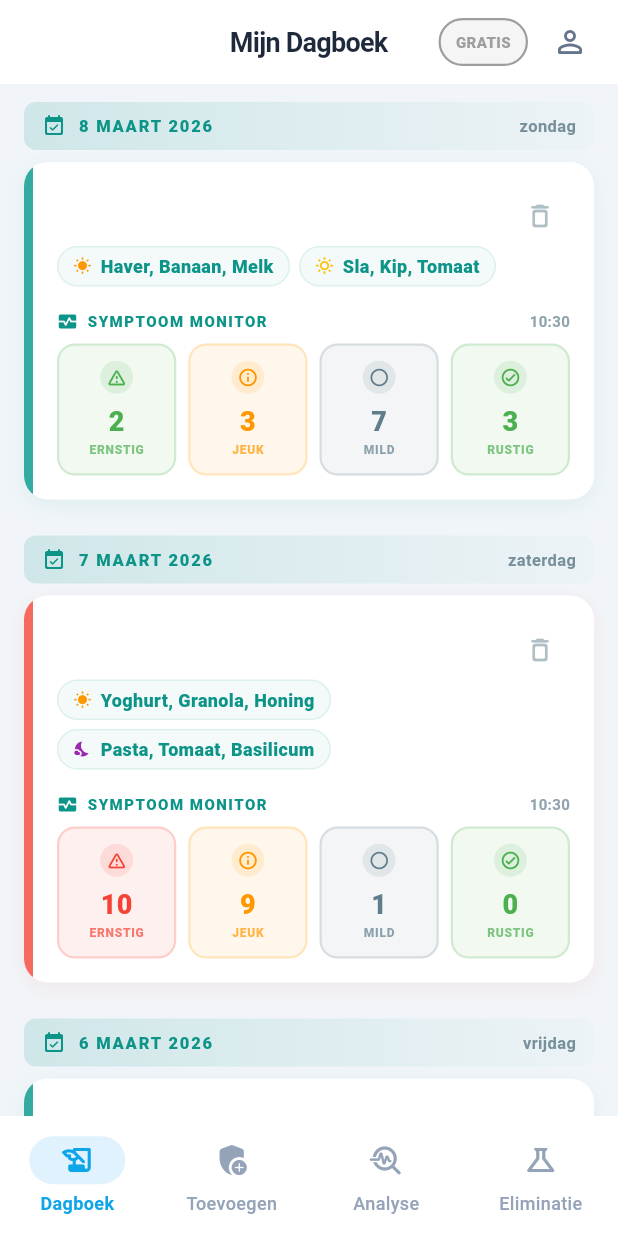
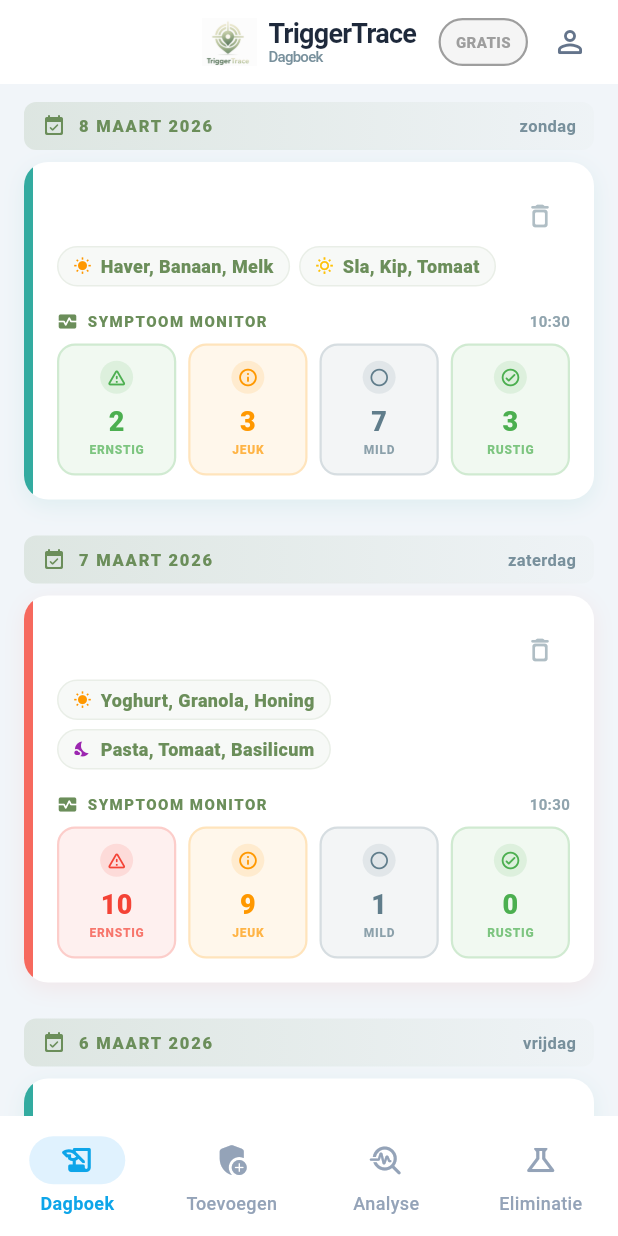
Before and after one commit to RObzegt/EczemaCare, a Flutter app: the screen it shows after launch, on a phone screen of 412 x 824 dp. Run offline on Flutter 3.47's test engine with Material 3 defaults, Android fonts, the phone set to English and light mode, and no system bars; our stand-ins replace fl_chart, shared_preferences.

Commit message:
Add TriggerTrace logo branding to all screens
- Add logo.png to assets/images
- Create reusable AppLogo widget
- Update all main screen AppBars with logo + subtitle
- Change app name to TriggerTrace
- Update color scheme to sage green
- Update Android label

```diff
--- a/lib/main.dart
+++ b/lib/main.dart
@@ -19,17 +19,17 @@ class GezondheidsTrackerApp extends StatelessWidget {
   @override
   Widget build(BuildContext context) {
     final colorScheme = ColorScheme.fromSeed(
-      seedColor: const Color(0xFF0D9488), // Professional Teal (Medical/Health)
-      primary: const Color(0xFF0D9488),
-      secondary: const Color(0xFF0891B2), // Cyan accent
-      tertiary: const Color(0xFFF43F5E), // Professional Rose for warnings
+      seedColor: const Color(0xFF6B8E5A), // TriggerTrace sage green
+      primary: const Color(0xFF6B8E5A),
+      secondary: const Color(0xFF8FAF7E), // Light sage accent
+      tertiary: const Color(0xFFF43F5E), // Rose for warnings
       brightness: Brightness.light,
     );
 
     return ChangeNotifierProvider(
       create: (context) => DagboekProvider(),
       child: MaterialApp(
-        title: 'Gezondheids Tracker',
+        title: 'TriggerTrace',
         debugShowCheckedModeBanner: false,
         theme: ThemeData(
           colorScheme: colorScheme,
--- a/lib/screens/analyse_screen.dart
+++ b/lib/screens/analyse_screen.dart
@@ -6,6 +6,7 @@ import '../models/analyse_resultaat.dart';
 import '../models/dagboek_entry.dart';
 import 'grafiek_view.dart';
 import '../widgets/home_button.dart';
+import '../widgets/app_logo.dart';
 
 class AnalyseScreen extends StatefulWidget {
   const AnalyseScreen({super.key});
@@ -21,7 +22,7 @@ class _AnalyseScreenState extends State<AnalyseScreen> {
   Widget build(BuildContext context) {
     return Scaffold(
       appBar: AppBar(
-        title: const Text('Gezondheids Analyse'),
+        title: const AppLogo(subtitle: 'Analyse'),
         actions: const [
           HomeButton(),
         ],
--- a/lib/screens/dagboek_screen.dart
+++ b/lib/screens/dagboek_screen.dart
@@ -6,6 +6,7 @@ import 'package:intl/intl.dart';
 import 'analyse_screen.dart';
 import 'bewerk_screen.dart';
 import 'profiel_screen.dart';
+import '../widgets/app_logo.dart';
 
 class DagboekScreen extends StatelessWidget {
   const DagboekScreen({super.key});
@@ -14,7 +15,7 @@ class DagboekScreen extends StatelessWidget {
   Widget build(BuildContext context) {
     return Scaffold(
       appBar: AppBar(
-        title: const Text('Mijn Dagboek'),
+        title: const AppLogo(subtitle: 'Dagboek'),
         actions: [
           _SubscriptionToggle(),
           Padding(
--- a/lib/screens/eliminatie_screen.dart
+++ b/lib/screens/eliminatie_screen.dart
@@ -3,6 +3,7 @@ import 'package:provider/provider.dart';
 import '../providers/dagboek_provider.dart';
 import '../models/eliminatie_test.dart';
 import '../widgets/home_button.dart';
+import '../widgets/app_logo.dart';
 
 class EliminatieScreen extends StatelessWidget {
   const EliminatieScreen({super.key});
@@ -11,7 +12,7 @@ class EliminatieScreen extends StatelessWidget {
   Widget build(BuildContext context) {
     return Scaffold(
       appBar: AppBar(
-        title: const Text('Eliminatie & Provocatie'),
+        title: const AppLogo(subtitle: 'Eliminatie'),
         actions: [
           const HomeButton(),
           IconButton(
@@ -786,7 +787,7 @@ class EliminatieScreen extends StatelessWidget {
   Widget _buildPremiumTeaser(BuildContext context) {
     return Scaffold(
       appBar: AppBar(
-        title: const Text('Eliminatie & Provocatie'),
+        title: const AppLogo(subtitle: 'Eliminatie'),
         actions: const [HomeButton()],
       ),
       body: Center(
--- a/lib/screens/profiel_screen.dart
+++ b/lib/screens/profiel_screen.dart
@@ -1,6 +1,7 @@
 import 'package:flutter/material.dart';
 import 'package:provider/provider.dart';
 import '../providers/dagboek_provider.dart';
+import '../widgets/app_logo.dart';
 
 class ProfielScreen extends StatelessWidget {
   const ProfielScreen({super.key});
@@ -21,7 +22,7 @@ class ProfielScreen extends StatelessWidget {
     return Scaffold(
       backgroundColor: const Color(0xFFF8FAFC),
       appBar: AppBar(
-        title: const Text('Profiel & Instellingen'),
+        title: const AppLogo(subtitle: 'Profiel'),
         centerTitle: true,
       ),
       body: SingleChildScrollView(
--- a/lib/screens/toevoegen_screen.dart
+++ b/lib/screens/toevoegen_screen.dart
@@ -3,6 +3,7 @@ import 'package:provider/provider.dart';
 import '../providers/dagboek_provider.dart';
 import '../models/voedsel_categorie.dart';
 import '../widgets/home_button.dart';
+import '../widgets/app_logo.dart';
 
 class ToevoegenScreen extends StatefulWidget {
   const ToevoegenScreen({super.key});
@@ -28,7 +29,7 @@ class _ToevoegenScreenState extends State<ToevoegenScreen> {
   Widget build(BuildContext context) {
     return Scaffold(
       appBar: AppBar(
-        title: const Text('Data Toevoegen'),
+        title: const AppLogo(subtitle: 'Toevoegen'),
         actions: [
           const HomeButton(),
           Consumer<DagboekProvider>(
--- /dev/null
+++ b/lib/widgets/app_logo.dart
@@ -0,0 +1,59 @@
+import 'package:flutter/material.dart';
+
+class AppLogo extends StatelessWidget {
+  final double height;
+  final bool showTitle;
+  final String? subtitle;
+
+  const AppLogo({
+    super.key,
+    this.height = 32,
+    this.showTitle = true,
+    this.subtitle,
+  });
+
+  @override
+  Widget build(BuildContext context) {
+    return Row(
+      mainAxisSize: MainAxisSize.min,
+      children: [
+        Image.asset(
+          'assets/images/logo.png',
+          height: height,
+          errorBuilder: (context, error, stackTrace) => Icon(
+            Icons.track_changes_rounded,
+            size: height - 4,
+            color: Theme.of(context).colorScheme.primary,
+          ),
+        ),
+        if (showTitle) ...[
+          const SizedBox(width: 8),
+          Column(
+            crossAxisAlignment: CrossAxisAlignment.start,
+            mainAxisSize: MainAxisSize.min,
+            children: [
+              Text(
+                'TriggerTrace',
+                style: TextStyle(
+                  fontSize: 18,
+                  fontWeight: FontWeight.w700,
+                  color: Theme.of(context).appBarTheme.foregroundColor ?? const Color(0xFF1E293B),
+                  letterSpacing: -0.5,
+                ),
+              ),
+              if (subtitle != null)
+                Text(
+                  subtitle!,
+                  style: TextStyle(
+                    fontSize: 10,
+                    fontWeight: FontWeight.w500,
+                    color: Colors.blueGrey[400],
+                  ),
+                ),
+            ],
+          ),
+        ],
+      ],
+    );
+  }
+}
--- a/pubspec.yaml
+++ b/pubspec.yaml
@@ -33,3 +33,5 @@ dev_dependencies:
 
 flutter:
   uses-material-design: true
+  assets:
+    - assets/images/
```
Also changed, not shown: assets/images/logo.png (added), 2 other files.
